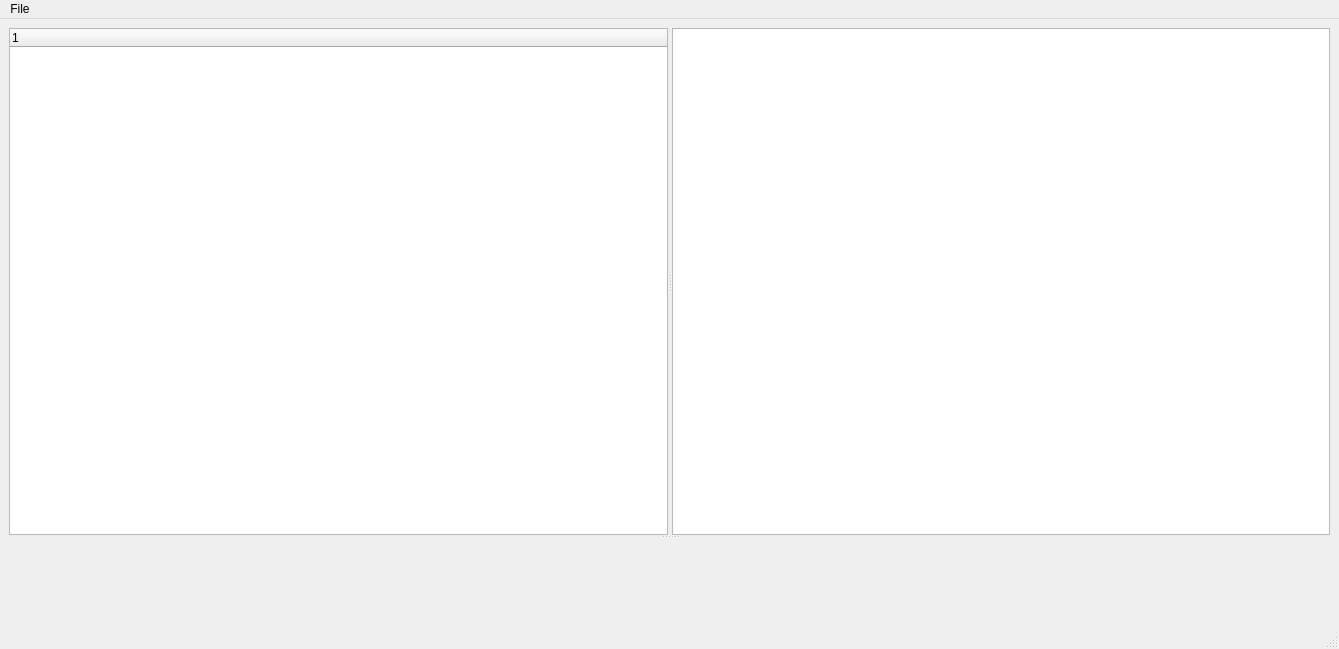
The window that leo/plugins/qt_main.ui (leo-editor/leo-editor) describes before a commit, drawn with Qt 5.
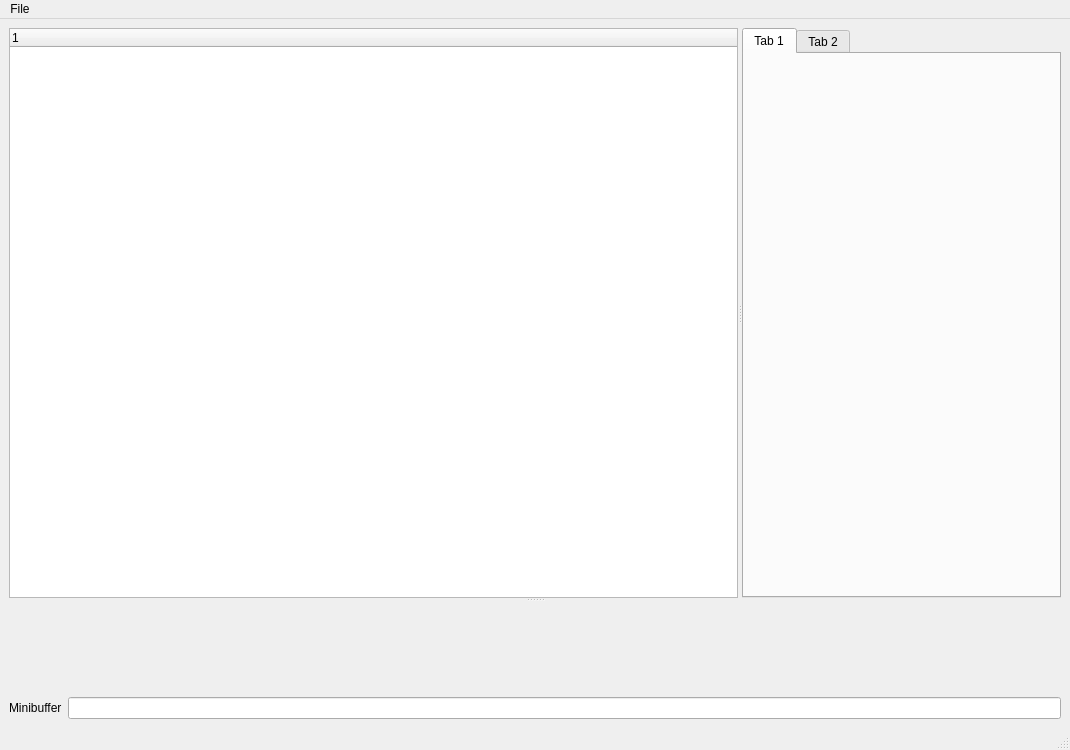
The same window after the commit. Custom widgets are drawn as their Qt base class.

Commit message: qt ui: add tabwidget & minibuffer

Diff of the .ui file:
```diff
--- a/leo/plugins/qt_main.ui
+++ b/leo/plugins/qt_main.ui
@@ -5,15 +5,17 @@
    <rect>
     <x>0</x>
     <y>0</y>
-    <width>1339</width>
-    <height>649</height>
+    <width>1070</width>
+    <height>750</height>
    </rect>
   </property>
   <property name="windowTitle" >
    <string>QLeoLite</string>
   </property>
   <widget class="QWidget" name="centralwidget" >
-   <layout class="QHBoxLayout" name="horizontalLayout" >
+   <layout class="QVBoxLayout" name="verticalLayout_2" >
+    <item>
+     <layout class="QVBoxLayout" name="verticalLayout" >
     <item>
      <widget class="QSplitter" name="splitter_2" >
       <property name="orientation" >
@@ -30,7 +32,18 @@
          </property>
         </column>
        </widget>
-       <widget class="QTextEdit" name="logView" />
+         <widget class="QTabWidget" name="tabWidget" >
+          <widget class="QWidget" name="tab" >
+           <attribute name="title" >
+            <string>Tab 1</string>
+           </attribute>
+          </widget>
+          <widget class="QWidget" name="tab_2" >
+           <attribute name="title" >
+            <string>Tab 2</string>
+           </attribute>
+          </widget>
+         </widget>
       </widget>
       <widget class="QsciScintilla" name="textEdit" >
        <property name="toolTip" >
@@ -42,6 +55,25 @@
       </widget>
      </widget>
     </item>
+      <item>
+       <layout class="QHBoxLayout" name="horizontalLayout" >
+        <item>
+         <widget class="QLabel" name="label" >
+          <property name="text" >
+           <string>Minibuffer</string>
+          </property>
+          <property name="buddy" >
+           <cstring>lineEdit</cstring>
+          </property>
+         </widget>
+        </item>
+        <item>
+         <widget class="QLineEdit" name="lineEdit" />
+        </item>
+       </layout>
+      </item>
+     </layout>
+    </item>
    </layout>
   </widget>
   <widget class="QMenuBar" name="menubar" >
@@ -49,8 +81,8 @@
     <rect>
      <x>0</x>
      <y>0</y>
-     <width>1339</width>
-     <height>27</height>
+     <width>1070</width>
+     <height>22</height>
     </rect>
    </property>
    <widget class="QMenu" name="menuFile" >
```
Left out of the diff: 2 changed lines with no effect on the pictures. Lines whose indentation alone changed are shown as unchanged. The commit also changes 1 other file.
